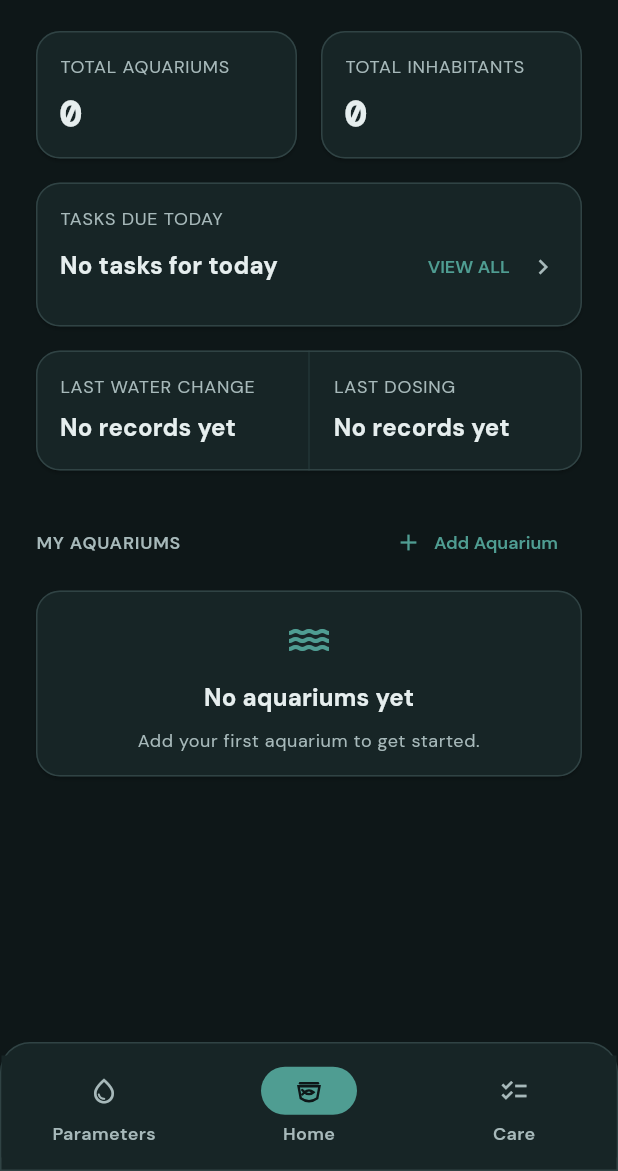
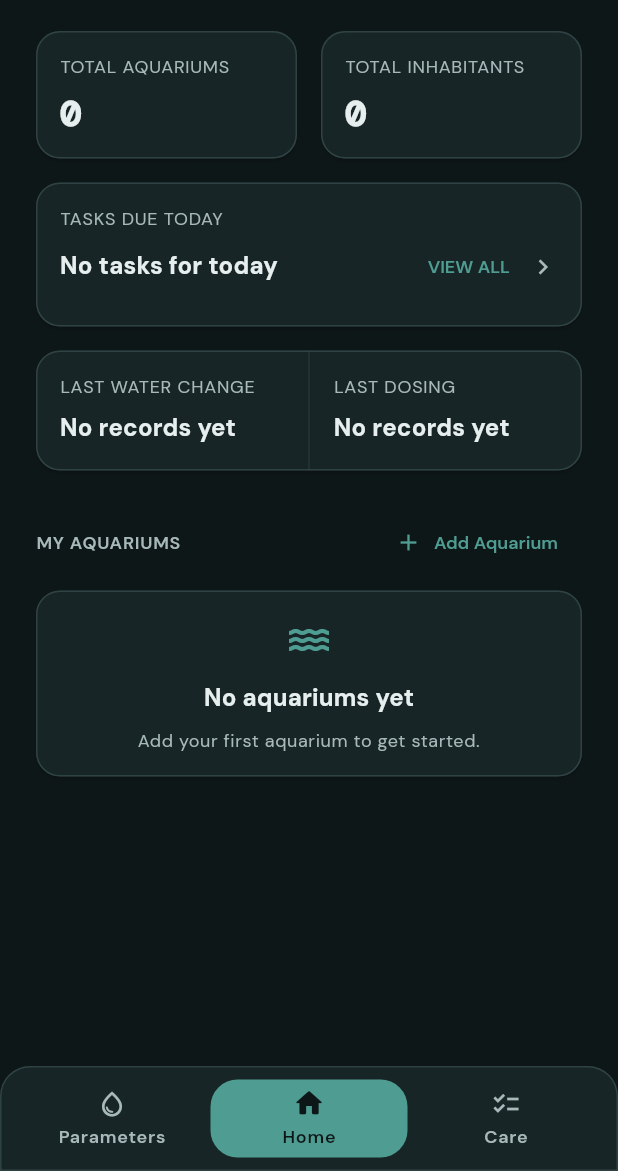
Before and after one commit to vvnrzn/Vivari, a Flutter app: the screen it shows after launch, on a phone screen of 412 x 824 dp, the part 65-1236 px from its top. Run offline on Flutter 3.47's test engine with Material 3 defaults, Android fonts, the phone set to English and light mode, and no system bars; our stand-ins replace device_preview, google_fonts.

Commit message:
Modified nav bar animation and icons

```diff
--- a/lib/main.dart
+++ b/lib/main.dart
@@ -1,8 +1,11 @@
 import 'package:device_preview/device_preview.dart';
 import 'package:flutter/material.dart';
 
+import 'screens/care_screen.dart';
 import 'screens/home_dashboard.dart';
+import 'screens/parameters_screen.dart';
 import 'theme/app_theme.dart';
+import 'widgets/vivari_bottom_navigation.dart';
 
 void main() {
   runApp(
@@ -24,7 +27,54 @@ class MyApp extends StatelessWidget {
       locale: DevicePreview.locale(context),
       builder: DevicePreview.appBuilder,
       theme: VivariTheme.app,
-      home: const HomeDashboard(),
+      home: const VivariShell(),
     );
   }
 }
+
+class VivariShell extends StatefulWidget {
+  const VivariShell({super.key});
+
+  @override
+  State<VivariShell> createState() => _VivariShellState();
+}
+
+class _VivariShellState extends State<VivariShell> {
+  final _navigatorKeys = List<GlobalKey<NavigatorState>>.generate(
+    3,
+    (_) => GlobalKey<NavigatorState>(),
+  );
+  int _selectedIndex = 1;
+
+  void _selectTab(int index) {
+    setState(() => _selectedIndex = index);
+  }
+
+  Widget _buildTabNavigator(int index) {
+    return Navigator(
+      key: _navigatorKeys[index],
+      onGenerateRoute: (settings) => MaterialPageRoute<void>(
+        settings: settings,
+        builder: (_) => switch (index) {
+          0 => const ParametersScreen(),
+          1 => HomeDashboard(onSelectTab: _selectTab),
+          _ => const CareScreen(),
+        },
+      ),
+    );
+  }
+
+  @override
+  Widget build(BuildContext context) {
+    return Scaffold(
+      body: IndexedStack(
+        index: _selectedIndex,
+        children: List<Widget>.generate(3, _buildTabNavigator),
+      ),
+      bottomNavigationBar: VivariBottomNavigation(
+        currentIndex: _selectedIndex,
+        onDestinationSelected: _selectTab,
+      ),
+    );
+  }
+}
--- a/lib/theme/app_theme.dart
+++ b/lib/theme/app_theme.dart
@@ -133,30 +133,6 @@ abstract final class VivariTheme {
           fontWeight: FontWeight.w700,
         ),
       ),
-      navigationBarTheme: NavigationBarThemeData(
-        backgroundColor: VivariColors.surface,
-        indicatorColor: VivariColors.primary,
-        height: 68,
-        indicatorShape: RoundedRectangleBorder(
-          borderRadius: BorderRadius.circular(20),
-        ),
-        iconTheme: WidgetStateProperty.resolveWith((states) {
-          final isSelected = states.contains(WidgetState.selected);
-          return IconThemeData(
-            color: isSelected
-                ? VivariColors.background
-                : VivariColors.textMuted,
-            size: 20,
-          );
-        }),
-        labelTextStyle: WidgetStateProperty.resolveWith((_) {
-          return GoogleFonts.dmSans(
-            color: VivariColors.textMuted,
-            fontSize: 12,
-            fontWeight: FontWeight.w600,
-          );
-        }),
-      ),
     );
   }
 }
--- a/lib/widgets/vivari_bottom_navigation.dart
+++ b/lib/widgets/vivari_bottom_navigation.dart
@@ -20,86 +20,115 @@ class VivariBottomNavigation extends StatelessWidget {
         border: Border.all(color: VivariColors.border),
         borderRadius: const BorderRadius.vertical(top: Radius.circular(20)),
       ),
+      child: SafeArea(
+        top: false,
         child: Padding(
-        padding: const EdgeInsets.symmetric(vertical: AppSpacing.small),
-        child: NavigationBar(
-          selectedIndex: currentIndex,
-          onDestinationSelected: onDestinationSelected,
-          destinations: [
-            const NavigationDestination(
-              icon: Icon(Icons.water_drop_outlined),
-              selectedIcon: Icon(Icons.water_drop),
+          padding: const EdgeInsets.symmetric(
+            horizontal: AppSpacing.small,
+            vertical: AppSpacing.small,
+          ),
+          child: Row(
+            children: [
+              _NavigationItem(
+                icon: Icons.water_drop_outlined,
+                selectedIcon: Icons.water_drop,
                 label: 'Parameters',
+                selected: currentIndex == 0,
+                onPressed: () => onDestinationSelected(0),
               ),
-            const NavigationDestination(
-              icon: _FishbowlIcon(),
-              selectedIcon: _FishbowlIcon(),
+              _NavigationItem(
+                icon: Icons.home_outlined,
+                selectedIcon: Icons.home_rounded,
                 label: 'Home',
+                selected: currentIndex == 1,
+                onPressed: () => onDestinationSelected(1),
               ),
-            const NavigationDestination(
-              icon: Icon(Icons.checklist_outlined),
-              selectedIcon: Icon(Icons.checklist),
+              _NavigationItem(
+                icon: Icons.checklist_outlined,
+                selectedIcon: Icons.checklist,
                 label: 'Care',
+                selected: currentIndex == 2,
+                onPressed: () => onDestinationSelected(2),
               ),
             ],
+          ),
         ),
       ),
     );
   }
 }
 
-class _FishbowlIcon extends StatelessWidget {
-  const _FishbowlIcon();
+class _NavigationItem extends StatelessWidget {
+  const _NavigationItem({
+    required this.icon,
+    required this.selectedIcon,
+    required this.label,
+    required this.selected,
+    required this.onPressed,
+  });
+
+  final IconData icon;
+  final IconData selectedIcon;
+  final String label;
+  final bool selected;
+  final VoidCallback onPressed;
 
   @override
   Widget build(BuildContext context) {
-    return CustomPaint(
-      size: const Size(20, 20),
-      painter: _FishbowlPainter(
-        IconTheme.of(context).color ?? VivariColors.textMuted,
+    return Expanded(
+      child: Semantics(
+        button: true,
+        selected: selected,
+        label: label,
+        child: Material(
+          color: Colors.transparent,
+          child: InkWell(
+            onTap: onPressed,
+            borderRadius: BorderRadius.circular(18),
+            child: AnimatedContainer(
+              duration: const Duration(milliseconds: 180),
+              curve: Curves.easeOut,
+              padding: const EdgeInsets.symmetric(
+                horizontal: AppSpacing.small,
+                vertical: 6,
+              ),
+              decoration: BoxDecoration(
+                color: selected ? VivariColors.primary : Colors.transparent,
+                borderRadius: BorderRadius.circular(18),
+              ),
+              child: Column(
+                mainAxisSize: MainAxisSize.min,
+                children: [
+                  AnimatedScale(
+                    scale: selected ? 1.12 : 1,
+                    duration: const Duration(milliseconds: 180),
+                    curve: Curves.easeOutBack,
+                    child: Icon(
+                      selected ? selectedIcon : icon,
+                      color: selected
+                          ? VivariColors.background
+                          : VivariColors.textMuted,
+                      size: 20,
+                    ),
+                  ),
+                  const SizedBox(height: 4),
+                  Text(
+                    label,
+                    maxLines: 1,
+                    overflow: TextOverflow.ellipsis,
+                    style: Theme.of(context).textTheme.labelMedium?.copyWith(
+                      color: selected
+                          ? VivariColors.background
+                          : VivariColors.textMuted,
+                      fontWeight: FontWeight.w600,
+                    ),
+                  ),
+                ],
+              ),
+            ),
+          ),
+        ),
       ),
     );
   }
 }
-
-class _FishbowlPainter extends CustomPainter {
-  const _FishbowlPainter(this.color);
-
-  final Color color;
-
-  @override
-  void paint(Canvas canvas, Size size) {
-    final paint = Paint()
-      ..color = color
-      ..style = PaintingStyle.stroke
-      ..strokeWidth = 1.6
-      ..strokeCap = StrokeCap.round;
-    final bowl = Path()
-      ..moveTo(3, 7)
-      ..lineTo(17, 7)
-      ..lineTo(15.5, 15)
-      ..quadraticBezierTo(10, 19, 4.5, 15)
-      ..close();
-    canvas.drawPath(bowl, paint);
-    canvas.drawLine(const Offset(4, 5), const Offset(16, 5), paint);
-
-    final fish = Path()
-      ..moveTo(7, 11)
-      ..quadraticBezierTo(10, 8.5, 13, 11)
-      ..quadraticBezierTo(10, 13.5, 7, 11)
-      ..moveTo(7, 11)
-      ..lineTo(5.5, 9.5)
-      ..moveTo(7, 11)
-      ..lineTo(5.5, 12.5);
-    canvas.drawPath(fish, paint);
-    canvas.drawCircle(
-      const Offset(11.2, 10.5),
-      0.6,
-      paint..style = PaintingStyle.fill,
-    );
-  }
-
-  @override
-  bool shouldRepaint(_FishbowlPainter oldDelegate) =>
-      oldDelegate.color != color;
-}
```
Also changed, not shown: lib/screens/home_dashboard.dart (+5 -26 lines). Lines whose indentation alone changed are shown as unchanged.
